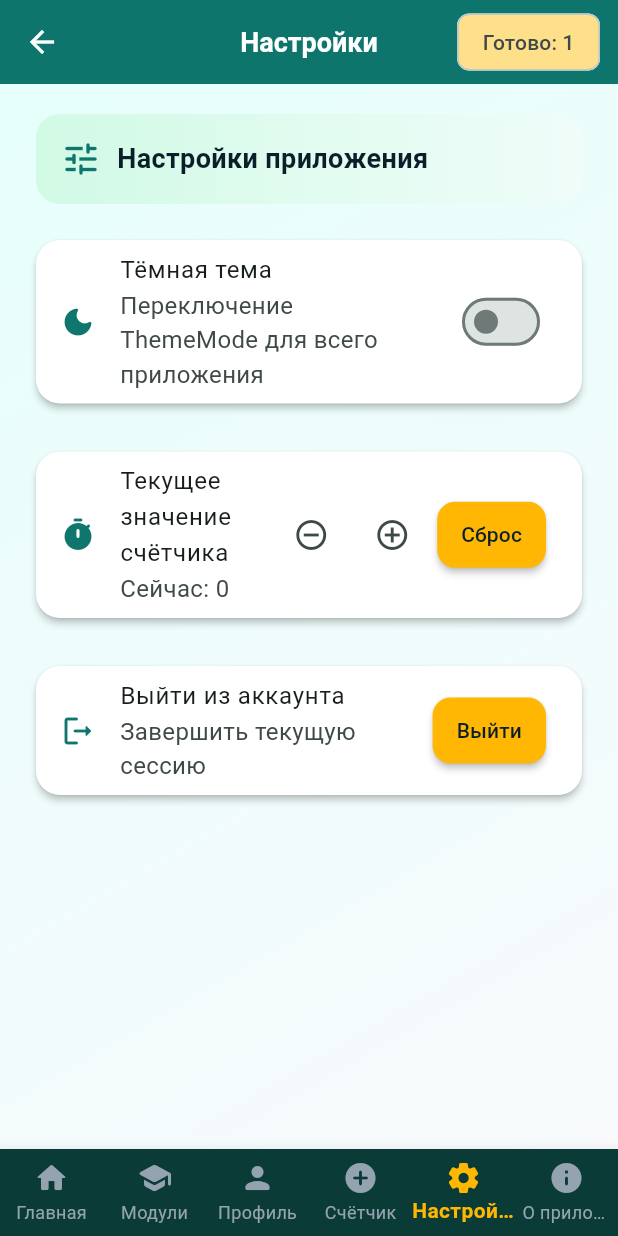
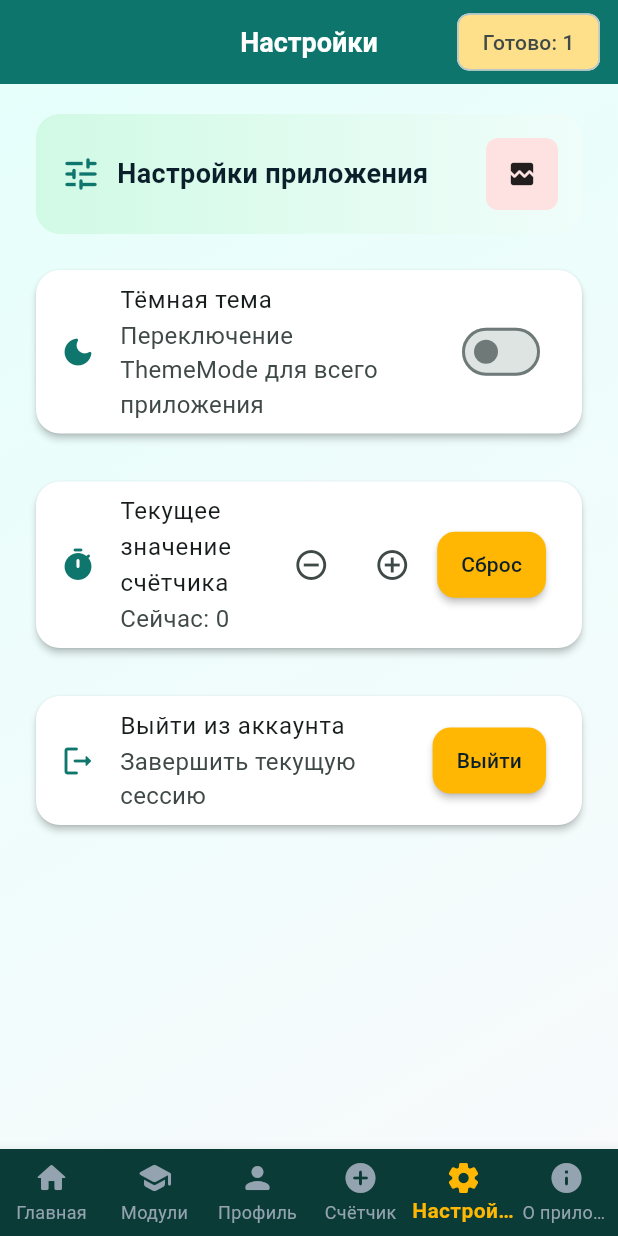
Before and after one commit to Qzmpnqt1/FirstProject, a Flutter app: the HomeScreen screen opened directly with empty values, item 5 of the bottom bar chosen, on a phone screen of 412 x 824 dp. Run offline on Flutter 3.47's test engine with Material 3 defaults, Android fonts, the phone set to English and light mode, and no system bars; drawn by our look-alikes of cached_network_image; our stand-ins replace shared_preferences; accounts and stored records are empty; network calls fail.

Commit message:
update file

```diff
--- a/lib/app/my_app.dart
+++ b/lib/app/my_app.dart
@@ -1,7 +1,7 @@
 import 'package:flutter/material.dart';
 import 'app_state.dart';
 import 'app_colors.dart';
-import 'auth_gate.dart'; // добавлено
+import '../screens/home_screen.dart';
 
 class MyApp extends StatefulWidget {
   const MyApp({super.key});
@@ -85,11 +85,11 @@ class _MyAppState extends State<MyApp> {
     );
 
     return MaterialApp(
-      title: 'Практическая работа №3. Амерханов К.А. ИКБО-11-22',
+      title: 'Практическая работа №6. Амерханов К.А. ИКБО-11-22',
       theme: light,
       darkTheme: dark,
       themeMode: state.themeDark.value ? ThemeMode.dark : ThemeMode.light,
-      home: AuthGate(state: state), // вместо HomeScreen
+      home: HomeScreen(state: state),
     );
   }
 }
--- a/lib/widgets/settings_header.dart
+++ b/lib/widgets/settings_header.dart
@@ -1,8 +1,28 @@
 import 'package:flutter/material.dart';
+import 'package:cached_network_image/cached_network_image.dart';
 import '../app/app_colors.dart';
 
-class SettingsHeader extends StatelessWidget {
+class SettingsHeader extends StatefulWidget {
   const SettingsHeader({super.key});
+
+  @override
+  State<SettingsHeader> createState() => _SettingsHeaderState();
+}
+
+class _SettingsHeaderState extends State<SettingsHeader> {
+  // Плоская иконка «уровни/слайдеры»
+  static const _settingsUrl =
+      'https://cdn.jsdelivr.net/gh/twitter/twemoji@14.0.2/assets/72x72/1f39a.png';
+
+  @override
+  void initState() {
+    super.initState();
+    WidgetsBinding.instance.addPostFrameCallback((_) async {
+      try {
+        await precacheImage(CachedNetworkImageProvider(_settingsUrl), context);
+      } catch (_) {}
+    });
+  }
 
   @override
   Widget build(BuildContext context) {
@@ -15,15 +35,32 @@ class SettingsHeader extends StatelessWidget {
         borderRadius: BorderRadius.circular(16),
       ),
       child: Row(
-        children: const [
-          Icon(Icons.tune_rounded, color: AppColors.primary, size: 28),
-          SizedBox(width: 10),
-          Expanded(
+        children: [
+          const Icon(Icons.tune_rounded, color: AppColors.primary, size: 28),
+          const SizedBox(width: 10),
+          const Expanded(
               child: Text('Настройки приложения',
                   style: TextStyle(
                       fontSize: 18,
                       fontWeight: FontWeight.w700,
                       color: AppColors.textPrimary))),
+          ClipRRect(
+            borderRadius: BorderRadius.circular(8),
+            child: SizedBox(
+              width: 48,
+              height: 48,
+              child: CachedNetworkImage(
+                imageUrl: _settingsUrl,
+                fit: BoxFit.contain,
+                placeholder: (_, __) => Container(color: Color(0xFFE2E8F0)),
+                errorWidget: (_, __, ___) => Container(
+                  color: const Color(0xFFFEE2E2),
+                  alignment: Alignment.center,
+                  child: const Icon(Icons.broken_image_rounded, size: 20),
+                ),
+              ),
+            ),
+          ),
         ],
       ),
     );
```
Also changed, not shown: lib/screens/about_page.dart (+32 -4 lines), lib/screens/home_page.dart (+48 -13 lines), lib/screens/lists/lists_showcase_screen.dart (+34 -9 lines), lib/screens/profile_page.dart (+20 -29 lines).
